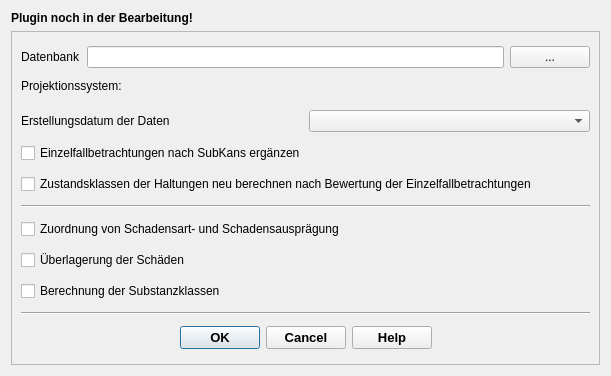
This is qkan/subkans/res/subkans_dialog_base.ui in hoettges/QKan as Qt 5 draws it before an edit. The edited form follows.
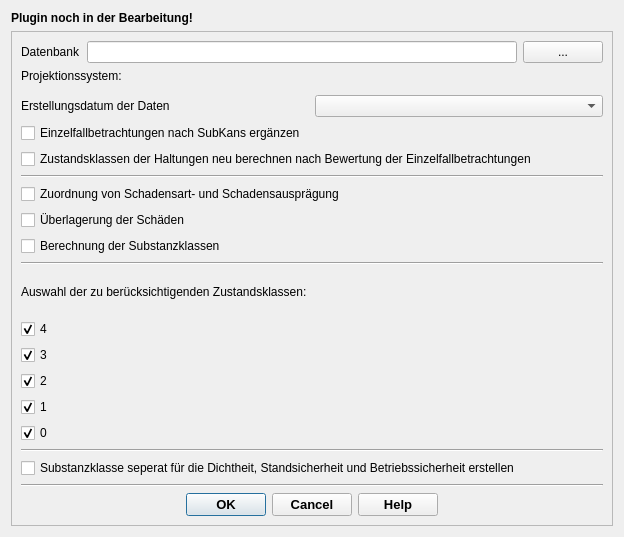
This is the edited form. Custom widgets are drawn as their Qt base class.

Commit message: updated: zustandsklassen, subkans

Diff of the .ui file:
```diff
--- a/qkan/subkans/res/subkans_dialog_base.ui
+++ b/qkan/subkans/res/subkans_dialog_base.ui
@@ -6,8 +6,8 @@
    <rect>
     <x>0</x>
     <y>0</y>
-    <width>611</width>
-    <height>376</height>
+    <width>624</width>
+    <height>537</height>
    </rect>
   </property>
   <property name="minimumSize">
@@ -42,9 +42,9 @@
       <property name="geometry">
        <rect>
         <x>0</x>
-        <y>0</y>
-        <width>591</width>
-        <height>337</height>
+        <y>-45</y>
+        <width>579</width>
+        <height>538</height>
        </rect>
       </property>
       <layout class="QVBoxLayout" name="verticalLayout_3">
@@ -156,7 +156,7 @@
         </widget>
        </item>
        <item>
-        <widget class="QCheckBox" name="checkBox_6">
+        <widget class="QCheckBox" name="checkBox_5">
          <property name="text">
           <string>Berechnung der Substanzklassen</string>
          </property>
@@ -169,6 +169,84 @@
          </property>
         </widget>
        </item>
+       <item>
+        <widget class="QLabel" name="label_4">
+         <property name="text">
+          <string>Auswahl der zu berücksichtigenden Zustandsklassen:</string>
+         </property>
+        </widget>
+       </item>
+       <item>
+        <widget class="QCheckBox" name="checkBox">
+         <property name="text">
+          <string>4</string>
+         </property>
+         <property name="checked">
+          <bool>true</bool>
+         </property>
+        </widget>
+       </item>
+       <item>
+        <widget class="QCheckBox" name="checkBox_6">
+         <property name="text">
+          <string>3</string>
+         </property>
+         <property name="checked">
+          <bool>true</bool>
+         </property>
+        </widget>
+       </item>
+       <item>
+        <widget class="QCheckBox" name="checkBox_7">
+         <property name="text">
+          <string>2</string>
+         </property>
+         <property name="checked">
+          <bool>true</bool>
+         </property>
+        </widget>
+       </item>
+       <item>
+        <widget class="QCheckBox" name="checkBox_8">
+         <property name="text">
+          <string>1</string>
+         </property>
+         <property name="checked">
+          <bool>true</bool>
+         </property>
+        </widget>
+       </item>
+       <item>
+        <widget class="QCheckBox" name="checkBox_9">
+         <property name="text">
+          <string>0</string>
+         </property>
+         <property name="checked">
+          <bool>true</bool>
+         </property>
+        </widget>
+       </item>
+       <item>
+        <widget class="Line" name="line_6">
+         <property name="orientation">
+          <enum>Qt::Horizontal</enum>
+         </property>
+        </widget>
+       </item>
+       <item>
+        <widget class="QCheckBox" name="checkBox_10">
+         <property name="text">
+          <string>Substanzklasse seperat für die Dichtheit, Standsicherheit und Betriebssicherheit erstellen</string>
+         </property>
+        </widget>
+       </item>
+       <item>
+        <widget class="Line" name="line_2">
+         <property name="orientation">
+          <enum>Qt::Horizontal</enum>
+         </property>
+        </widget>
+       </item>
        <item>
         <widget class="QDialogButtonBox" name="button_box">
          <property name="font">
```
The commit also changes 4 other files.
